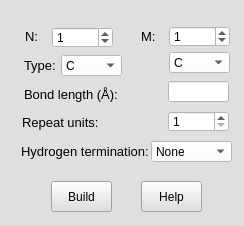
Old version of the form furiousatoms/forms/graphene.ui in the repository nasimanousheh/furious-atoms.
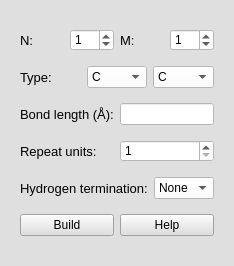
New version of the form.

```diff
--- a/furiousatoms/forms/graphene.ui
+++ b/furiousatoms/forms/graphene.ui
@@ -6,8 +6,8 @@
    <rect>
     <x>0</x>
     <y>0</y>
-    <width>244</width>
-    <height>226</height>
+    <width>227</width>
+    <height>266</height>
    </rect>
   </property>
   <property name="windowTitle">
@@ -16,8 +16,8 @@
   <property name="styleSheet">
    <string notr="true">background-color: rgb(223, 223, 223);</string>
   </property>
-  <layout class="QHBoxLayout" name="horizontalLayout">
-   <item>
+  <layout class="QGridLayout" name="gridLayout_7">
+   <item row="0" column="0">
     <widget class="QWidget" name="Build_graphen" native="true">
      <property name="autoFillBackground">
       <bool>false</bool>
@@ -25,15 +25,11 @@
      <property name="styleSheet">
       <string notr="true">background-color: rgb(223, 223, 223);</string>
      </property>
+     <layout class="QGridLayout" name="gridLayout_6">
+      <item row="0" column="0" colspan="2">
+       <layout class="QGridLayout" name="gridLayout">
+        <item row="0" column="0">
      <widget class="QLabel" name="label_chirality_N_graphene">
-      <property name="geometry">
-       <rect>
-        <x>14</x>
-        <y>15</y>
-        <width>21</width>
-        <height>21</height>
-       </rect>
-      </property>
       <property name="font">
        <font>
         <pointsize>10</pointsize>
@@ -43,51 +39,45 @@
        <string>N:</string>
       </property>
      </widget>
-     <widget class="QLabel" name="label_repeat_units_graphene">
-      <property name="geometry">
-       <rect>
-        <x>11</x>
-        <y>101</y>
-        <width>81</width>
-        <height>21</height>
-       </rect>
-      </property>
+        </item>
+        <item row="0" column="1">
+         <widget class="QSpinBox" name="spinBox_chirality_N_graphene">
+          <property name="styleSheet">
+           <string notr="true">background-color: rgb(255, 255, 255);</string>
+          </property>
+          <property name="value">
+           <number>1</number>
+          </property>
+         </widget>
+        </item>
+        <item row="0" column="2">
+         <widget class="QLabel" name="label_chirality_M_graphene">
       <property name="font">
        <font>
         <pointsize>10</pointsize>
        </font>
       </property>
       <property name="text">
-       <string>Repeat units:</string>
-      </property>
-     </widget>
-     <widget class="QLabel" name="label_bond_length_graphene">
-      <property name="geometry">
-       <rect>
-        <x>13</x>
-        <y>73</y>
-        <width>101</width>
-        <height>20</height>
-       </rect>
-      </property>
-      <property name="font">
-       <font>
-        <pointsize>10</pointsize>
-       </font>
-      </property>
-      <property name="text">
-       <string>Bond length (Å):</string>
-      </property>
-     </widget>
+           <string>M:</string>
+          </property>
+         </widget>
+        </item>
+        <item row="0" column="3">
+         <widget class="QSpinBox" name="spinBox_chirality_M_graphene">
+          <property name="styleSheet">
+           <string notr="true">background-color: rgb(255, 255, 255);</string>
+          </property>
+          <property name="value">
+           <number>1</number>
+          </property>
+         </widget>
+        </item>
+       </layout>
+      </item>
+      <item row="1" column="0" colspan="2">
+       <layout class="QGridLayout" name="gridLayout_2">
+        <item row="0" column="0">
      <widget class="QLabel" name="label_type_graphene">
-      <property name="geometry">
-       <rect>
-        <x>13</x>
-        <y>44</y>
-        <width>41</width>
-        <height>21</height>
-       </rect>
-      </property>
       <property name="font">
        <font>
         <pointsize>10</pointsize>
@@ -97,15 +87,69 @@
        <string>Type:</string>
       </property>
      </widget>
+        </item>
+        <item row="0" column="1">
+         <widget class="QComboBox" name="comboBox_type1_graphene">
+          <property name="styleSheet">
+           <string notr="true">background-color: rgb(255, 255, 255);</string>
+          </property>
+          <item>
+           <property name="text">
+            <string>C</string>
+           </property>
+          </item>
+          <item>
+           <property name="text">
+            <string>N</string>
+           </property>
+          </item>
+          <item>
+           <property name="text">
+            <string>P</string>
+           </property>
+          </item>
+         </widget>
+        </item>
+        <item row="0" column="2">
+         <widget class="QComboBox" name="comboBox_type2_graphene">
+          <property name="styleSheet">
+           <string notr="true">background-color: rgb(255, 255, 255);</string>
+          </property>
+          <item>
+           <property name="text">
+            <string>C</string>
+           </property>
+          </item>
+          <item>
+           <property name="text">
+            <string>B</string>
+           </property>
+          </item>
+          <item>
+           <property name="text">
+            <string>Al</string>
+           </property>
+          </item>
+         </widget>
+        </item>
+       </layout>
+      </item>
+      <item row="2" column="0" colspan="2">
+       <layout class="QGridLayout" name="gridLayout_3">
+        <item row="0" column="0">
+         <widget class="QLabel" name="label_bond_length_graphene">
+          <property name="font">
+           <font>
+            <pointsize>10</pointsize>
+           </font>
+          </property>
+          <property name="text">
+           <string>Bond length (Å):</string>
+          </property>
+         </widget>
+        </item>
+        <item row="0" column="1">
      <widget class="QLineEdit" name="lineEdit_bond_length_graphene">
-      <property name="geometry">
-       <rect>
-        <x>157</x>
-        <y>70</y>
-        <width>61</width>
-        <height>21</height>
-       </rect>
-      </property>
       <property name="styleSheet">
        <string notr="true">background-color: rgb(255, 255, 255);</string>
       </property>
@@ -113,78 +157,25 @@
        <bool>false</bool>
       </property>
      </widget>
-     <widget class="QPushButton" name="pushButton_build_graphene">
-      <property name="geometry">
-       <rect>
-        <x>40</x>
-        <y>170</y>
-        <width>61</width>
-        <height>31</height>
-       </rect>
-      </property>
-      <property name="text">
-       <string>Build</string>
-      </property>
-     </widget>
-     <widget class="QLabel" name="label_chirality_M_graphene">
-      <property name="geometry">
-       <rect>
-        <x>130</x>
-        <y>15</y>
-        <width>21</width>
-        <height>21</height>
-       </rect>
-      </property>
+        </item>
+       </layout>
+      </item>
+      <item row="3" column="0" colspan="2">
+       <layout class="QGridLayout" name="gridLayout_4">
+        <item row="0" column="0">
+         <widget class="QLabel" name="label_repeat_units_graphene">
       <property name="font">
        <font>
         <pointsize>10</pointsize>
        </font>
       </property>
       <property name="text">
-       <string>M:</string>
-      </property>
-     </widget>
-     <widget class="QSpinBox" name="spinBox_chirality_N_graphene">
-      <property name="geometry">
-       <rect>
-        <x>41</x>
-        <y>16</y>
-        <width>61</width>
-        <height>21</height>
-       </rect>
-      </property>
-      <property name="styleSheet">
-       <string notr="true">background-color: rgb(255, 255, 255);</string>
-      </property>
-      <property name="value">
-       <number>1</number>
-      </property>
-     </widget>
-     <widget class="QSpinBox" name="spinBox_chirality_M_graphene">
-      <property name="geometry">
-       <rect>
-        <x>158</x>
-        <y>15</y>
-        <width>61</width>
-        <height>21</height>
-       </rect>
-      </property>
-      <property name="styleSheet">
-       <string notr="true">background-color: rgb(255, 255, 255);</string>
-      </property>
-      <property name="value">
-       <number>1</number>
-      </property>
-     </widget>
+           <string>Repeat units:</string>
+          </property>
+         </widget>
+        </item>
+        <item row="0" column="1">
      <widget class="QSpinBox" name="spinBox_repeat_units_graphene">
-      <property name="geometry">
-       <rect>
-        <x>157</x>
-        <y>100</y>
-        <width>61</width>
-        <height>21</height>
-       </rect>
-      </property>
       <property name="styleSheet">
        <string notr="true">background-color: rgb(255, 255, 255);</string>
       </property>
@@ -192,28 +183,13 @@
        <number>1</number>
       </property>
      </widget>
-     <widget class="QPushButton" name="pushButton_help_build_graphene">
-      <property name="geometry">
-       <rect>
-        <x>130</x>
-        <y>170</y>
-        <width>61</width>
-        <height>31</height>
-       </rect>
-      </property>
-      <property name="text">
-       <string>Help</string>
-      </property>
-     </widget>
+        </item>
+       </layout>
+      </item>
+      <item row="4" column="0" colspan="2">
+       <layout class="QGridLayout" name="gridLayout_5">
+        <item row="0" column="0">
      <widget class="QLabel" name="lable_H_termination_graphene">
-      <property name="geometry">
-       <rect>
-        <x>10</x>
-        <y>130</y>
-        <width>131</width>
-        <height>21</height>
-       </rect>
-      </property>
       <property name="font">
        <font>
         <pointsize>10</pointsize>
@@ -223,15 +199,9 @@
        <string>Hydrogen termination:</string>
       </property>
      </widget>
+        </item>
+        <item row="0" column="1">
      <widget class="QComboBox" name="comboBox_H_termination_graphene">
-      <property name="geometry">
-       <rect>
-        <x>140</x>
-        <y>130</y>
-        <width>81</width>
-        <height>21</height>
-       </rect>
-      </property>
       <property name="styleSheet">
        <string notr="true">background-color: rgb(255, 255, 255);</string>
       </property>
@@ -246,62 +216,24 @@
        </property>
       </item>
      </widget>
-     <widget class="QComboBox" name="comboBox_type2_graphene">
-      <property name="geometry">
-       <rect>
-        <x>158</x>
-        <y>41</y>
-        <width>61</width>
-        <height>21</height>
-       </rect>
-      </property>
-      <property name="styleSheet">
-       <string notr="true">background-color: rgb(255, 255, 255);</string>
-      </property>
-      <item>
-       <property name="text">
-        <string>C</string>
-       </property>
-      </item>
-      <item>
-       <property name="text">
-        <string>B</string>
-       </property>
+        </item>
+       </layout>
       </item>
-      <item>
+      <item row="5" column="0">
+       <widget class="QPushButton" name="pushButton_build_graphene">
        <property name="text">
-        <string>Al</string>
-       </property>
-      </item>
-     </widget>
-     <widget class="QComboBox" name="comboBox_type1_graphene">
-      <property name="geometry">
-       <rect>
-        <x>50</x>
-        <y>44</y>
-        <width>61</width>
-        <height>21</height>
-       </rect>
-      </property>
-      <property name="styleSheet">
-       <string notr="true">background-color: rgb(255, 255, 255);</string>
-      </property>
-      <item>
-       <property name="text">
-        <string>C</string>
-       </property>
+         <string>Build</string>
+        </property>
+       </widget>
       </item>
-      <item>
+      <item row="5" column="1">
+       <widget class="QPushButton" name="pushButton_help_build_graphene">
        <property name="text">
-        <string>N</string>
-       </property>
-      </item>
-      <item>
-       <property name="text">
-        <string>P</string>
-       </property>
-      </item>
-     </widget>
+         <string>Help</string>
+        </property>
+       </widget>
+      </item>
+     </layout>
      <zorder>label_chirality_N_graphene</zorder>
      <zorder>label_repeat_units_graphene</zorder>
      <zorder>label_bond_length_graphene</zorder>
```
Lines whose indentation alone changed are shown as unchanged.
